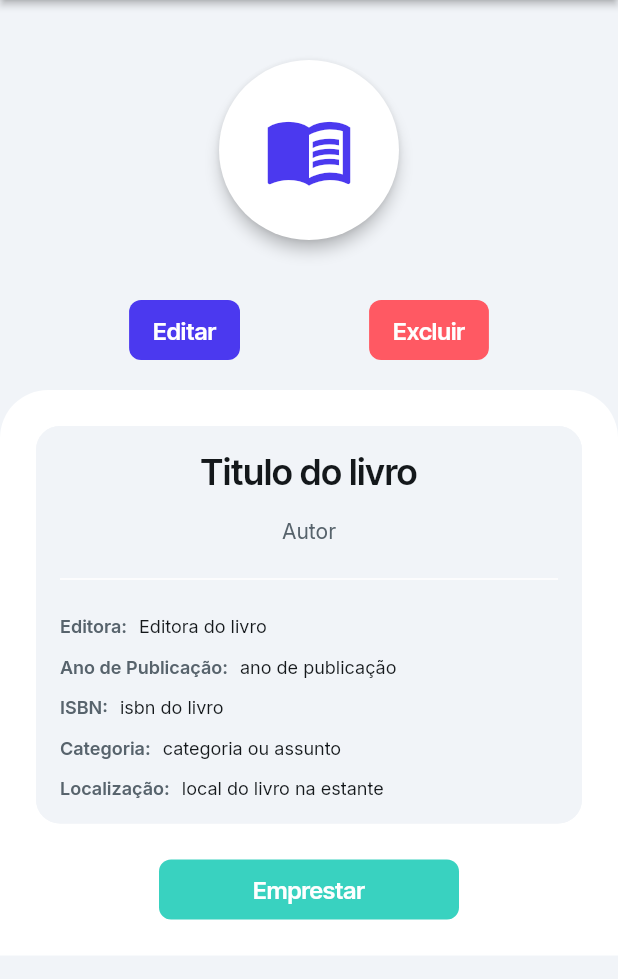
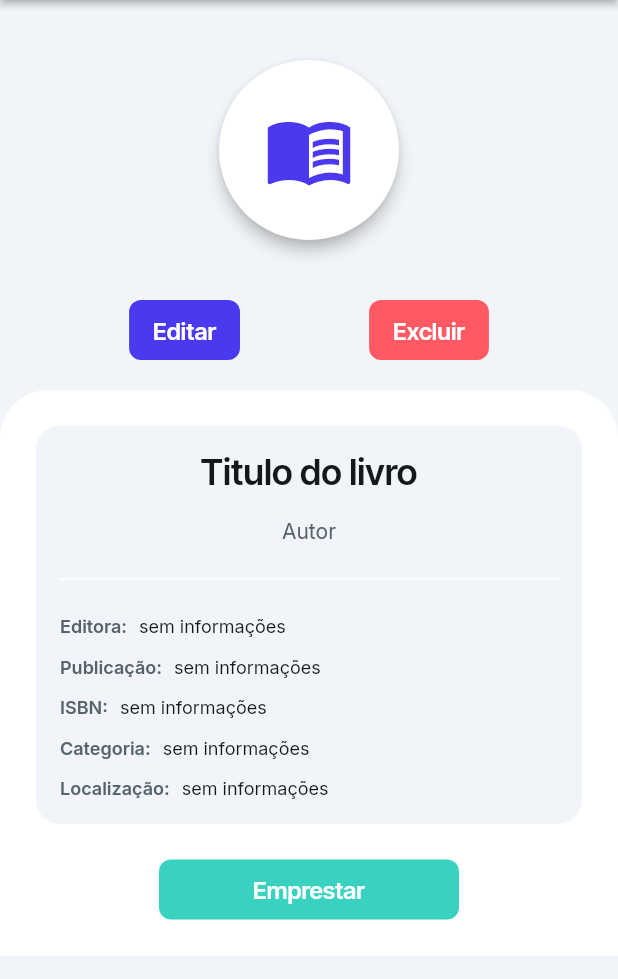
Before and after one commit to Quijaua/Timbooktu, a Flutter app: the BookDetailsPageWidget screen opened by its route, on a phone screen of 412 x 824 dp, the part 84-1063 px from its top. Run offline on Flutter 3.47's test engine with Material 3 defaults, Android fonts, the phone set to English and light mode, and no system bars; drawn by our look-alikes of auto_size_text; our stand-ins replace dropdown_button2, flutter_animate, font_awesome_flutter, from_css_color, go_router, google_fonts and 4 more; missing offline and left inert: json_path; accounts and stored records are empty; statements that could not run were skipped.

Commit message:
feat: #5 Aparecer "sem informação" em campos vazios na tela de detalhes do livro

```diff
--- a/lib/pages/book_details_page/book_details_page_widget.dart
+++ b/lib/pages/book_details_page/book_details_page_widget.dart
@@ -322,7 +322,7 @@ class _BookDetailsPageWidgetState extends State<BookDetailsPageWidget> {
                                             Text(
                                               valueOrDefault<String>(
                                                 widget.book?.editor,
-                                                'Editora do livro',
+                                                'sem informações',
                                               ),
                                               style:
                                                   FlutterFlowTheme.of(context)
@@ -342,7 +342,7 @@ class _BookDetailsPageWidgetState extends State<BookDetailsPageWidget> {
                                           mainAxisSize: MainAxisSize.max,
                                           children: [
                                             Text(
-                                              'Ano de Publicação:',
+                                              'Publicação:',
                                               style: FlutterFlowTheme.of(
                                                       context)
                                                   .bodyMedium
@@ -359,7 +359,7 @@ class _BookDetailsPageWidgetState extends State<BookDetailsPageWidget> {
                                               valueOrDefault<String>(
                                                 widget.book?.publishYear
                                                     ?.toString(),
-                                                'ano de publicação',
+                                                'sem informações',
                                               ),
                                               style:
                                                   FlutterFlowTheme.of(context)
@@ -395,7 +395,7 @@ class _BookDetailsPageWidgetState extends State<BookDetailsPageWidget> {
                                             Text(
                                               valueOrDefault<String>(
                                                 widget.book?.isbn,
-                                                'isbn do livro',
+                                                'sem informações',
                                               ),
                                               style:
                                                   FlutterFlowTheme.of(context)
@@ -431,7 +431,7 @@ class _BookDetailsPageWidgetState extends State<BookDetailsPageWidget> {
                                             Text(
                                               valueOrDefault<String>(
                                                 widget.book?.category,
-                                                'categoria ou assunto',
+                                                'sem informações',
                                               ),
                                               style:
                                                   FlutterFlowTheme.of(context)
@@ -467,7 +467,7 @@ class _BookDetailsPageWidgetState extends State<BookDetailsPageWidget> {
                                             Text(
                                               valueOrDefault<String>(
                                                 widget.book?.localization,
-                                                'local do livro na estante',
+                                                'sem informações',
                                               ),
                                               style:
                                                   FlutterFlowTheme.of(context)
```
